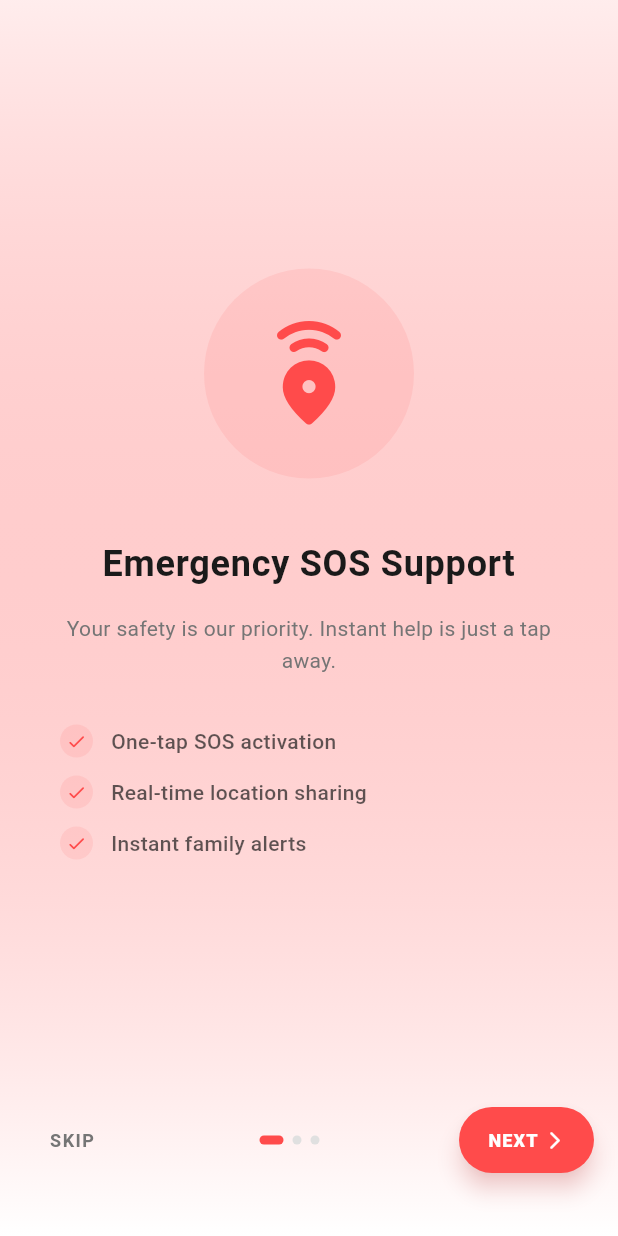
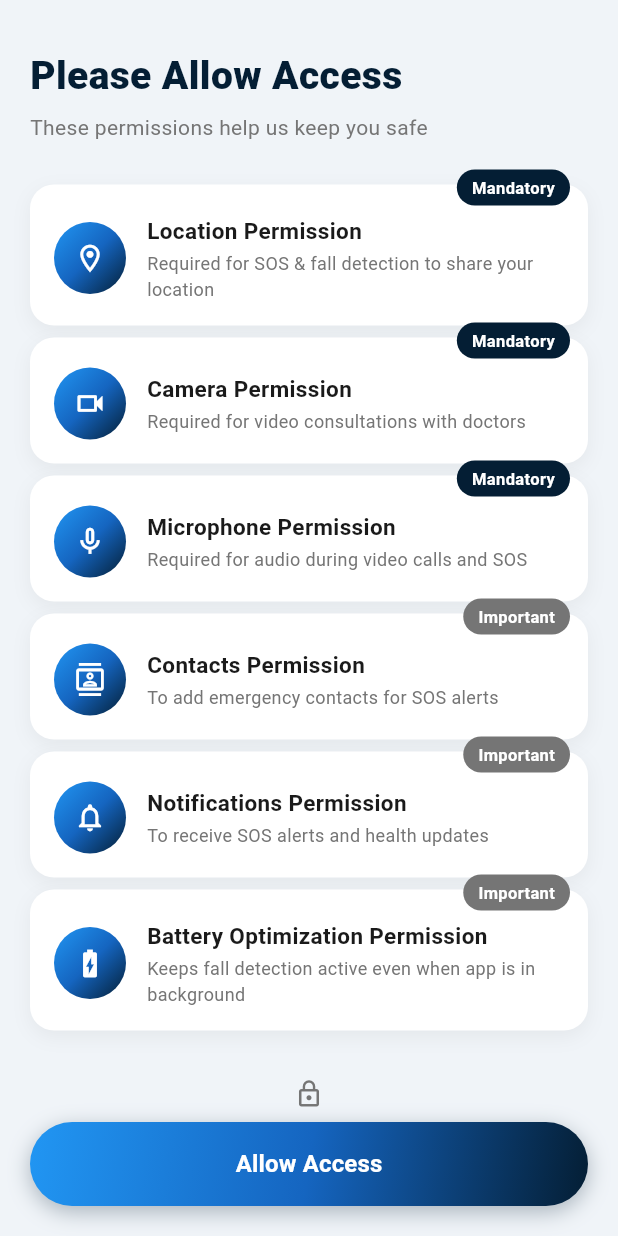
Before and after one commit to techvivek32/care4elder, a Flutter app: the screen it shows after launch, on a phone screen of 412 x 824 dp. Run offline on Flutter 3.47's test engine with Material 3 defaults, Android fonts, the phone set to English and light mode, and no system bars; drawn by our look-alikes of flutter_animate; our stand-ins replace audioplayers, cached_network_image, dio, file_picker, flutter_contacts, flutter_dotenv and 15 more; missing offline and left inert: agora_rtc_engine, flutter_background_service, razorpay_flutter; accounts and stored records are empty; network calls fail.

Commit message:
permison page ui added

```diff
--- /dev/null
+++ b/application/lib/features/onboarding/screens/permissions_gate_screen.dart
@@ -0,0 +1,326 @@
+import 'package:flutter/material.dart';
+import 'package:flutter/services.dart';
+import 'package:google_fonts/google_fonts.dart';
+import 'package:go_router/go_router.dart';
+import 'package:permission_handler/permission_handler.dart';
+import '../../../core/services/permission_service.dart';
+import '../../../core/theme/app_colors.dart';
+
+class _PermissionItem {
+  final IconData icon;
+  final String title;
+  final String description;
+  final bool mandatory;
+  final Permission permission;
+
+  const _PermissionItem({
+    required this.icon,
+    required this.title,
+    required this.description,
+    required this.mandatory,
+    required this.permission,
+  });
+}
+
+const List<_PermissionItem> _permissions = [
+  _PermissionItem(
+    icon: Icons.location_on_outlined,
+    title: 'Location',
+    description: 'Required for SOS & fall detection to share your location',
+    mandatory: true,
+    permission: Permission.location,
+  ),
+  _PermissionItem(
+    icon: Icons.videocam_outlined,
+    title: 'Camera',
+    description: 'Required for video consultations with doctors',
+    mandatory: true,
+    permission: Permission.camera,
+  ),
+  _PermissionItem(
+    icon: Icons.mic_none_outlined,
+    title: 'Microphone',
+    description: 'Required for audio during video calls and SOS',
+    mandatory: true,
+    permission: Permission.microphone,
+  ),
+  _PermissionItem(
+    icon: Icons.contacts_outlined,
+    title: 'Contacts',
+    description: 'To add emergency contacts for SOS alerts',
+    mandatory: false,
+    permission: Permission.contacts,
+  ),
+  _PermissionItem(
+    icon: Icons.notifications_none_outlined,
+    title: 'Notifications',
+    description: 'To receive SOS alerts and health updates',
+    mandatory: false,
+    permission: Permission.notification,
+  ),
+  _PermissionItem(
+    icon: Icons.battery_charging_full_outlined,
+    title: 'Battery Optimization',
+    description: 'Keeps fall detection active even when app is in background',
+    mandatory: false,
+    permission: Permission.ignoreBatteryOptimizations,
+  ),
+];
+
+class PermissionsGateScreen extends StatefulWidget {
+  const PermissionsGateScreen({super.key});
+
+  @override
+  State<PermissionsGateScreen> createState() => _PermissionsGateScreenState();
+}
+
+class _PermissionsGateScreenState extends State<PermissionsGateScreen> {
+  bool _loading = false;
+
+  Future<void> _handleAllow() async {
+    setState(() => _loading = true);
+
+    for (final item in _permissions) {
+      await item.permission.request();
+    }
+
+    await PermissionService().setPermissionsRequested();
+
+    setState(() => _loading = false);
+
+    if (mounted) context.go('/onboarding');
+  }
+
+  @override
+  Widget build(BuildContext context) {
+    final isDark = Theme.of(context).brightness == Brightness.dark;
+    final cs = Theme.of(context).colorScheme;
+
+    final bg = isDark ? AppColors.darkBackground : const Color(0xFFF0F4F8);
+    final cardBg = isDark ? AppColors.darkCardBackground : Colors.white;
+    final titleColor = isDark ? Colors.white : AppColors.primaryBlue;
+    final subtitleColor = isDark ? Colors.white60 : AppColors.textGrey;
+
+    return AnnotatedRegion<SystemUiOverlayStyle>(
+      value: isDark ? SystemUiOverlayStyle.light : SystemUiOverlayStyle.dark,
+      child: Scaffold(
+        backgroundColor: bg,
+        body: SafeArea(
+          child: Column(
+            children: [
+              Expanded(
+                child: SingleChildScrollView(
+                  padding: const EdgeInsets.fromLTRB(20, 32, 20, 16),
+                  child: Column(
+                    crossAxisAlignment: CrossAxisAlignment.start,
+                    children: [
+                      Text(
+                        'Please Allow Access',
+                        style: GoogleFonts.roboto(
+                          fontSize: 26,
+                          fontWeight: FontWeight.w800,
+                          color: titleColor,
+                        ),
+                      ),
+                      const SizedBox(height: 6),
+                      Text(
+                        'These permissions help us keep you safe',
+                        style: GoogleFonts.roboto(
+                          fontSize: 14,
+                          color: subtitleColor,
+                        ),
+                      ),
+                      const SizedBox(height: 28),
+                      ..._permissions.map(
+                        (item) => _PermissionCard(
+                          item: item,
+                          cardBg: cardBg,
+                          isDark: isDark,
+                        ),
+                      ),
+                      const SizedBox(height: 24),
+                      // SSL badge
+                      Center(
+                        child: Column(
+                          children: [
+                            Icon(
+                              Icons.lock_outline,
+                              size: 20,
+                              color: subtitleColor,
+                            ),
+                            const SizedBox(height: 4),
+                            Text(
+                              '100% Data Security',
+                              style: GoogleFonts.roboto(
+                                fontSize: 12,
+                                color: subtitleColor,
+                                fontWeight: FontWeight.w500,
+                              ),
+                            ),
+                          ],
+                        ),
+                      ),
+                    ],
+                  ),
+                ),
+              ),
+              // Bottom button
+              Padding(
+                padding: const EdgeInsets.fromLTRB(20, 8, 20, 20),
+                child: SizedBox(
+                  width: double.infinity,
+                  height: 56,
+                  child: DecoratedBox(
+                    decoration: BoxDecoration(
+                      gradient: isDark
+                          ? AppColors.darkPremiumGradient
+                          : AppColors.premiumGradient,
+                      borderRadius: BorderRadius.circular(30),
+                      boxShadow: [
+                        BoxShadow(
+                          color: cs.primary.withOpacity(0.3),
+                          blurRadius: 12,
+                          offset: const Offset(0, 4),
+                        ),
+                      ],
+                    ),
+                    child: ElevatedButton(
+                      onPressed: _loading ? null : _handleAllow,
+                      style: ElevatedButton.styleFrom(
+                        backgroundColor: Colors.transparent,
+                        shadowColor: Colors.transparent,
+                        foregroundColor: Colors.white,
+                        shape: RoundedRectangleBorder(
+                          borderRadius: BorderRadius.circular(30),
+                        ),
+                        elevation: 0,
+                      ),
+                      child: _loading
+                          ? const SizedBox(
+                              width: 22,
+                              height: 22,
+                              child: CircularProgressIndicator(
+                                color: Colors.white,
+                                strokeWidth: 2.5,
+                              ),
+                            )
+                          : Text(
+                              'Allow Access',
+                              style: GoogleFonts.roboto(
+                                fontSize: 16,
+                                fontWeight: FontWeight.bold,
+                              ),
+                            ),
+                    ),
+                  ),
+                ),
+              ),
+            ],
+          ),
+        ),
+      ),
+    );
+  }
+}
+
+class _PermissionCard extends StatelessWidget {
+  final _PermissionItem item;
+  final Color cardBg;
+  final bool isDark;
+
+  const _PermissionCard({
+    required this.item,
+    required this.cardBg,
+    required this.isDark,
+  });
+
+  @override
+  Widget build(BuildContext context) {
+    final cs = Theme.of(context).colorScheme;
+    final mandatoryColor = isDark ? const Color(0xFF1565C0) : AppColors.primaryBlue;
+    final importantColor = isDark ? Colors.white24 : const Color(0xFF757575);
+
+    return Padding(
+      padding: const EdgeInsets.only(bottom: 8),
+      child: Stack(
+        clipBehavior: Clip.none,
+        children: [
+          Container(
+            padding: const EdgeInsets.fromLTRB(16, 20, 16, 16),
+            decoration: BoxDecoration(
+              color: cardBg,
+              borderRadius: BorderRadius.circular(16),
+              boxShadow: [
+                BoxShadow(
+                  color: Colors.black.withOpacity(isDark ? 0.2 : 0.05),
+                  blurRadius: 10,
+                  offset: const Offset(0, 4),
+                ),
+              ],
+            ),
+            child: Row(
+              children: [
+                Container(
+                  width: 48,
+                  height: 48,
+                  decoration: BoxDecoration(
+                    gradient: isDark
+                        ? AppColors.darkPremiumGradient
+                        : AppColors.premiumGradient,
+                    shape: BoxShape.circle,
+                  ),
+                  child: Icon(item.icon, color: Colors.white, size: 22),
+                ),
+                const SizedBox(width: 14),
+                Expanded(
+                  child: Column(
+                    crossAxisAlignment: CrossAxisAlignment.start,
+                    children: [
+                      Text(
+                        '${item.title} Permission',
+                        style: GoogleFonts.roboto(
+                          fontSize: 15,
+                          fontWeight: FontWeight.w700,
+                          color: isDark ? Colors.white : AppColors.textDark,
+                        ),
+                      ),
+                      const SizedBox(height: 3),
+                      Text(
+                        item.description,
+                        style: GoogleFonts.roboto(
+                          fontSize: 12,
+                          color: isDark ? Colors.white54 : AppColors.textGrey,
+                          height: 1.4,
+                        ),
+                      ),
+                    ],
+                  ),
+                ),
+              ],
+            ),
+          ),
+          // Mandatory / Important badge
+          Positioned(
+            top: -10,
+            right: 12,
+            child: Container(
+              padding: const EdgeInsets.symmetric(horizontal: 10, vertical: 4),
+              decoration: BoxDecoration(
+                color: item.mandatory ? mandatoryColor : importantColor,
+                borderRadius: BorderRadius.circular(20),
+              ),
+              child: Text(
+                item.mandatory ? 'Mandatory' : 'Important',
+                style: GoogleFonts.roboto(
+                  fontSize: 11,
+                  fontWeight: FontWeight.w700,
+                  color: Colors.white,
+                ),
+              ),
+            ),
+          ),
+        ],
+      ),
+    );
+  }
+}
--- a/application/lib/features/settings/screens/app_settings_screen.dart
+++ b/application/lib/features/settings/screens/app_settings_screen.dart
@@ -220,43 +220,28 @@ class _AppSettingsScreenState extends State<AppSettingsScreen>
                                 : null,
                             onChanged: (value) async {
                               if (value) {
-                                final status =
+                                // Notification already requested on first install via permissions gate.
+                                // Directly start service.
+                                final notifStatus = await Permission.notification.status;
+                                if (notifStatus.isDenied || notifStatus.isPermanentlyDenied) {
                                   await Permission.notification.request();
-                                if (status.isGranted) {
+                                }
                                 await BackgroundServiceHelper.startService();
-                                  final prefs =
-                                      await SharedPreferences.getInstance();
+                                final prefs = await SharedPreferences.getInstance();
                                 await prefs.setBool(_kBgProtectionKey, true);
                                 setState(() {
                                   _backgroundServiceEnabled = value;
                                 });
-
                                 await _showProtectionEnabledNotification();
-                                  await _requestBatteryOptimizationExemption();
-
+                                // Battery optimization already requested on first install.
                                 if (context.mounted) {
                                   ScaffoldMessenger.of(context).showSnackBar(
                                     const SnackBar(
-                                        content: Text(
-                                          'Background protection activated!',
-                                        ),
+                                      content: Text('Background protection activated!'),
                                       backgroundColor: Colors.green,
                                       duration: Duration(seconds: 3),
                                     ),
                                   );
-                                  }
-                                } else {
-                                  if (context.mounted) {
-                                    ScaffoldMessenger.of(context).showSnackBar(
-                                      const SnackBar(
-                                        content: Text(
-                                          'Notification permission is required for background protection',
-                                        ),
-                                        backgroundColor: Colors.red,
-                                      ),
-                                    );
-                                  }
-                                  return;
                                 }
                               } else {
                                 await BackgroundServiceHelper
--- a/application/lib/features/splash/screens/splash_screen.dart
+++ b/application/lib/features/splash/screens/splash_screen.dart
@@ -22,21 +22,21 @@ class _SplashScreenState extends State<SplashScreen> {
   }
 
   Future<void> _initializeApp() async {
-    // Request all permissions on first time open
     final permissionService = PermissionService();
     bool alreadyRequested = await permissionService.hasRequestedPermissions();
-
-    if (!alreadyRequested) {
-      await permissionService.requestAllPermissions();
-    }
 
     // Navigate based on auth state after a delay
     Future.delayed(const Duration(seconds: 3), () async {
       if (mounted) {
+        // First time install — show permissions gate screen
+        if (!alreadyRequested) {
+          context.go('/permissions-gate');
+          return;
+        }
+
         bool isPatientLoggedIn = false;
         bool isDoctorLoggedIn = false;
         try {
-          // Secure storage can take >200ms on first read; short timeouts falsely logged users out.
           isPatientLoggedIn = await AuthService().isSignedIn();
           if (!isPatientLoggedIn) {
             isDoctorLoggedIn = await DoctorAuthService().isSignedIn();
--- a/application/lib/main.dart
+++ b/application/lib/main.dart
@@ -63,15 +63,7 @@ Future<void> main() async {
 
   // Start admin-notification polling in background (independent of "Background Protection" toggle).
   try {
-    final status = await Permission.notification.status;
-    if (status.isGranted) {
-      await BackgroundServiceHelper.startAdminNotificationsPolling();
-    } else {
-      final req = await Permission.notification.request();
-      if (req.isGranted) {
-        await BackgroundServiceHelper.startAdminNotificationsPolling();
-      }
-    }
+    await BackgroundServiceHelper.startAdminNotificationsPolling();
   } catch (_) {
     // If permission is not available / denied, drawer notifications may not show.
   }
--- a/application/lib/router.dart
+++ b/application/lib/router.dart
@@ -2,6 +2,7 @@ import 'package:flutter/material.dart';
 import 'package:go_router/go_router.dart';
 import 'features/splash/screens/splash_screen.dart';
 import 'features/onboarding/screens/onboarding_screen.dart';
+import 'features/onboarding/screens/permissions_gate_screen.dart';
 import 'features/selection/screens/user_selection_screen.dart';
 import 'features/patient/screens/patient_login_screen.dart';
 import 'features/patient/screens/patient_signup_screen.dart';
@@ -55,6 +56,10 @@ final router = GoRouter(
   initialLocation: '/',
   routes: [
     GoRoute(path: '/', builder: (context, state) => const SplashScreen()),
+    GoRoute(
+      path: '/permissions-gate',
+      builder: (context, state) => const PermissionsGateScreen(),
+    ),
     GoRoute(
       path: '/onboarding',
       builder: (context, state) => const OnboardingScreen(),
```
Lines whose indentation alone changed are shown as unchanged.
